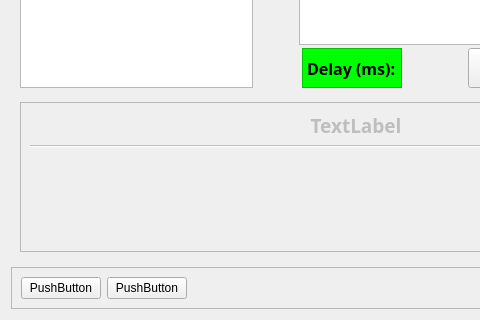
This is rqt-stream-manipulator-3d/src/rqt_stream_manipulator.ui in 3DVision-Stack/Stream-Manipulator-3D-release as Qt 5 draws it before an edit; both pictures show x 0 to 480 and y 417 to 737 of the 712 by 737 pixel window. The edited form follows.
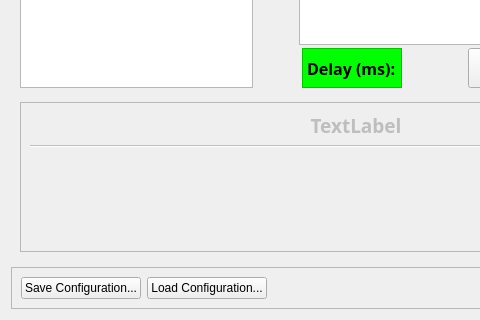
This is the edited form. Icons and pictures are not drawn.

What changed in the file:
```diff
--- a/rqt-stream-manipulator-3d/src/rqt_stream_manipulator.ui
+++ b/rqt-stream-manipulator-3d/src/rqt_stream_manipulator.ui
@@ -684,14 +684,14 @@
       <item>
        <widget class="QPushButton" name="mainControlB_save">
         <property name="text">
-         <string>PushButton</string>
+         <string>Save Configuration...</string>
         </property>
        </widget>
       </item>
       <item>
        <widget class="QPushButton" name="mainControlB_load">
         <property name="text">
-         <string>PushButton</string>
+         <string>Load Configuration...</string>
         </property>
        </widget>
       </item>
```
Left out of the diff: 2 changed lines with no effect on the pictures.
